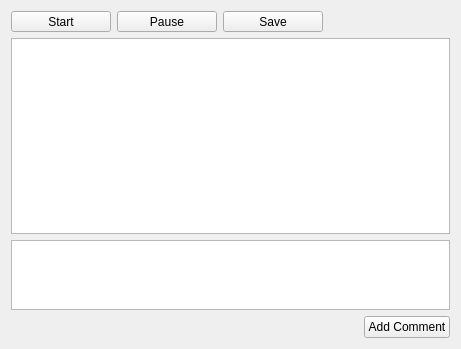
Above: eventcapture/eventRecorderGui.ui from stuarteberg/eventcapture before the change. Below: the same form after it.
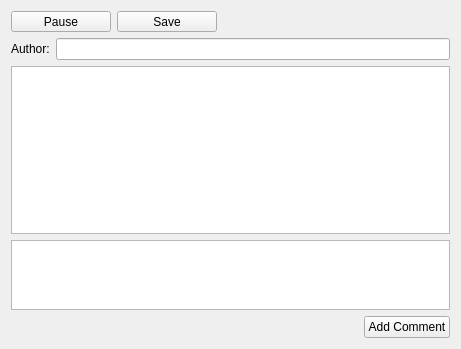
That is the form after the change.

Commit message: gui: Added author name (required), removed start button, added icons.

What changed in the file:
```diff
--- a/eventcapture/eventRecorderGui.ui
+++ b/eventcapture/eventRecorderGui.ui
@@ -16,19 +16,6 @@
   <layout class="QVBoxLayout" name="verticalLayout">
    <item>
     <layout class="QHBoxLayout" name="horizontalLayout">
-     <item>
-      <widget class="QToolButton" name="startButton">
-       <property name="minimumSize">
-        <size>
-         <width>100</width>
-         <height>0</height>
-        </size>
-       </property>
-       <property name="text">
-        <string>Start</string>
-       </property>
-      </widget>
-     </item>
      <item>
       <widget class="QToolButton" name="pauseButton">
        <property name="minimumSize">
@@ -70,6 +57,20 @@
      </item>
     </layout>
    </item>
+   <item>
+    <layout class="QHBoxLayout" name="horizontalLayout_3">
+     <item>
+      <widget class="QLabel" name="label">
+       <property name="text">
+        <string>Author:</string>
+       </property>
+      </widget>
+     </item>
+     <item>
+      <widget class="QLineEdit" name="authorEdit"/>
+     </item>
+    </layout>
+   </item>
    <item>
     <widget class="QPlainTextEdit" name="commentsDisplayEdit"/>
    </item>
```
The commit also changes 4 other files.
